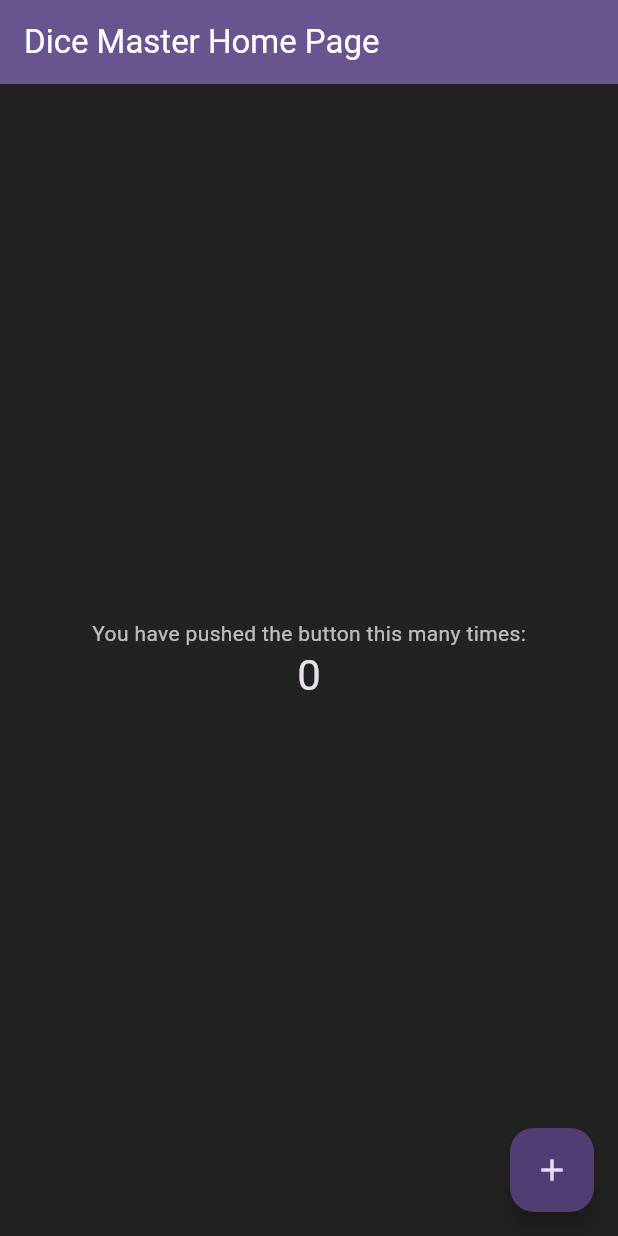
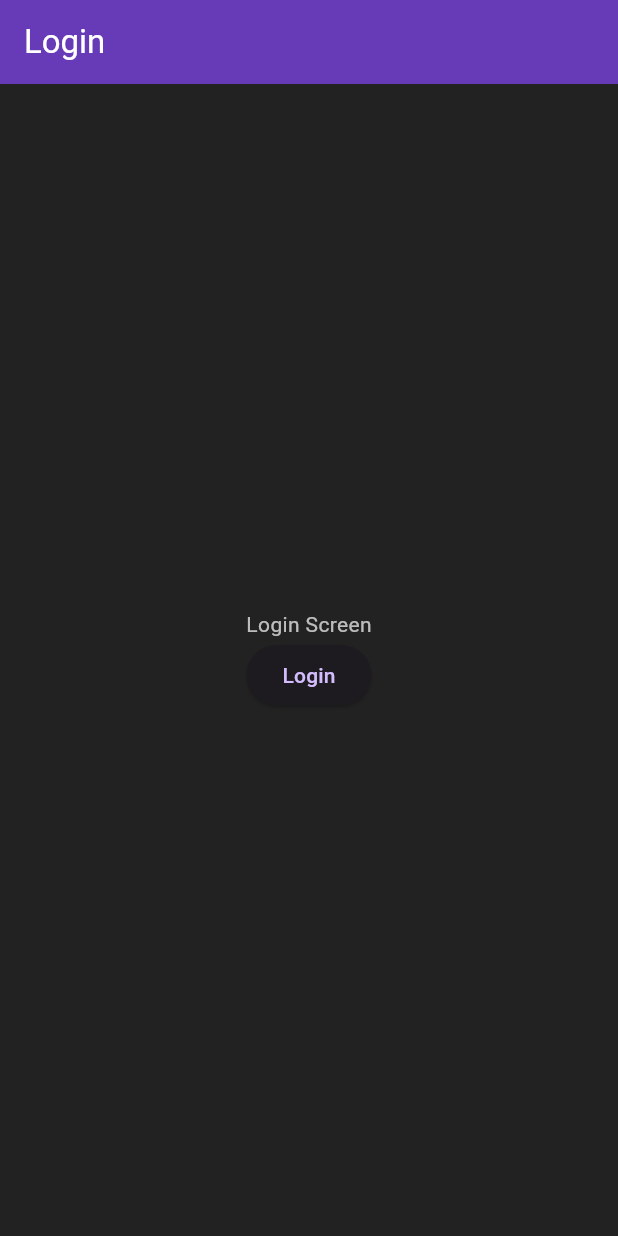
Before and after one commit to maxstain/dice_master, a Flutter app: the screen it shows after launch, on a phone screen of 412 x 824 dp. Run offline on Flutter 3.47's test engine with Material 3 defaults, Android fonts, the phone set to English and light mode, and no system bars.

Commit message:
Working on the auth pages.

```diff
--- a/lib/main.dart
+++ b/lib/main.dart
@@ -1,4 +1,4 @@
-import 'package:dice_master/pages/homepage.dart';
+import 'package:dice_master/pages/splash_screen.dart';
 import 'package:dice_master/utils/app_theme.dart';
 import 'package:flutter/material.dart';
 
@@ -21,7 +21,7 @@
       theme: systemTheme == ThemeMode.light
           ? AppTheme.lightTheme
           : AppTheme.darkTheme,
-      home: const MyHomePage(title: 'Dice Master Home Page'),
+      home: const SplashScreen(),
     );
   }
 }
--- /dev/null
+++ b/lib/pages/auth_page.dart
@@ -0,0 +1,68 @@
+import 'package:dice_master/pages/homepage.dart';
+import 'package:flutter/material.dart';
+
+class AuthPage extends StatefulWidget {
+  const AuthPage({super.key});
+
+  @override
+  State<AuthPage> createState() => _AuthPageState();
+}
+
+class _AuthPageState extends State<AuthPage> {
+  @override
+  Widget build(BuildContext context) {
+    late bool isLoginScreen = true; // This can be toggled based on your logic
+
+    if (isLoginScreen) {
+      return Scaffold(
+        appBar: AppBar(title: const Text('Login')),
+        body: Center(
+          child: Column(
+            mainAxisAlignment: MainAxisAlignment.center,
+            children: [
+              const Text('Login Screen'),
+              ElevatedButton(
+                onPressed: () {
+                  // Handle login logic
+                },
+                child: const Text('Login'),
+              ),
+            ],
+          ),
+        ),
+      );
+    } else {
+      return Scaffold(
+        appBar: AppBar(title: const Text('Register')),
+        body: Center(
+          child: Column(
+            mainAxisAlignment: MainAxisAlignment.center,
+            children: [
+              const Text('Register Screen'),
+              ElevatedButton(
+                onPressed: () {
+                  // Handle registration logic
+                },
+                child: const Text('Register'),
+              ),
+            ],
+          ),
+        ),
+      );
+    }
+  }
+}
+
+class AuthWrapper extends StatelessWidget {
+  const AuthWrapper({super.key});
+
+  @override
+  Widget build(BuildContext context) {
+    final bool isAuthenticated = false;
+    // Here you can implement your authentication logic
+    // For now, we will just return the home page
+    return !isAuthenticated
+        ? const AuthPage()
+        : const MyHomePage(title: "Dice Master");
+  }
+}
--- a/lib/pages/splash_screen.dart
+++ b/lib/pages/splash_screen.dart
@@ -1,3 +1,4 @@
+import 'package:dice_master/pages/auth_page.dart';
 import 'package:flutter/material.dart';
 
 class SplashScreen extends StatefulWidget {
@@ -15,6 +16,11 @@ class _SplashScreenState extends State<SplashScreen>
   void initState() {
     super.initState();
     _controller = AnimationController(vsync: this);
+    Future.delayed(const Duration(seconds: 3), () {
+      Navigator.of(context).pushReplacement(
+        MaterialPageRoute(builder: (context) => const AuthWrapper()),
+      );
+    });
   }
 
   @override
@@ -25,6 +31,18 @@ class _SplashScreenState extends State<SplashScreen>
 
   @override
   Widget build(BuildContext context) {
-    return const Placeholder();
+    return Scaffold(
+      body: Center(
+        child: Column(
+          mainAxisAlignment: MainAxisAlignment.center,
+          children: [
+            const Icon(Icons.casino, size: 100, color: Colors.deepPurple),
+            Text('Dice Master', style: Theme.of(context).textTheme.bodyLarge),
+            const SizedBox(height: 20),
+            const CircularProgressIndicator(),
+          ],
+        ),
+      ),
+    );
   }
 }
```
Also changed, not shown: 1 other file.
